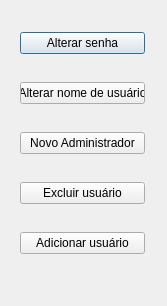
First picture: the form in TrabalhoFinalQT/configwindow.ui, repository arianeam/prog.OOC-, before the edit.
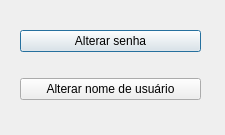
Second picture: the form after the edit.

The edit to the form file:
```diff
--- a/TrabalhoFinalQT/configwindow.ui
+++ b/TrabalhoFinalQT/configwindow.ui
@@ -6,20 +6,20 @@
    <rect>
     <x>0</x>
     <y>0</y>
-    <width>167</width>
-    <height>306</height>
+    <width>225</width>
+    <height>135</height>
    </rect>
   </property>
   <property name="windowTitle">
    <string>Dialog</string>
   </property>
-  <widget class="QWidget" name="">
+  <widget class="QWidget" name="layoutWidget">
    <property name="geometry">
     <rect>
      <x>20</x>
      <y>10</y>
-     <width>125</width>
-     <height>271</height>
+     <width>181</width>
+     <height>111</height>
     </rect>
    </property>
    <layout class="QVBoxLayout" name="configverticalLayout">
@@ -37,27 +37,6 @@
       </property>
      </widget>
     </item>
-    <item>
-     <widget class="QPushButton" name="newAdmBtn">
-      <property name="text">
-       <string>Novo Administrador</string>
-      </property>
-     </widget>
-    </item>
-    <item>
-     <widget class="QPushButton" name="excluiruseerBtn">
-      <property name="text">
-       <string>Excluir usuário</string>
-      </property>
-     </widget>
-    </item>
-    <item>
-     <widget class="QPushButton" name="addUserBtn">
-      <property name="text">
-       <string>Adicionar usuário</string>
-      </property>
-     </widget>
-    </item>
    </layout>
   </widget>
  </widget>
```
